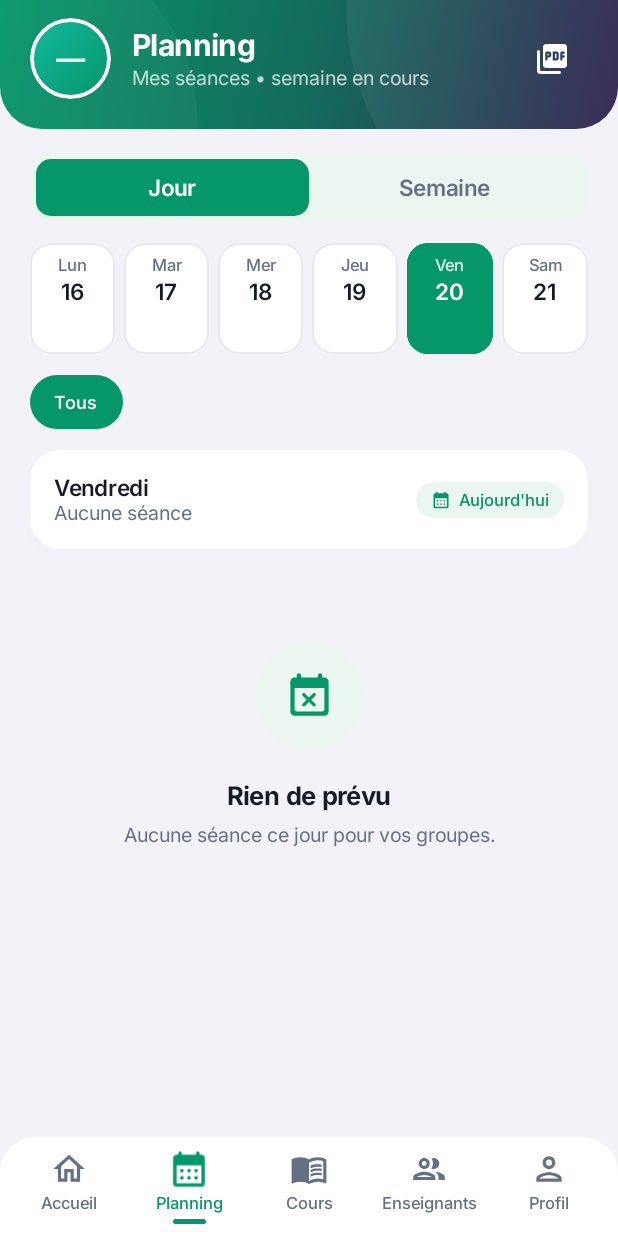
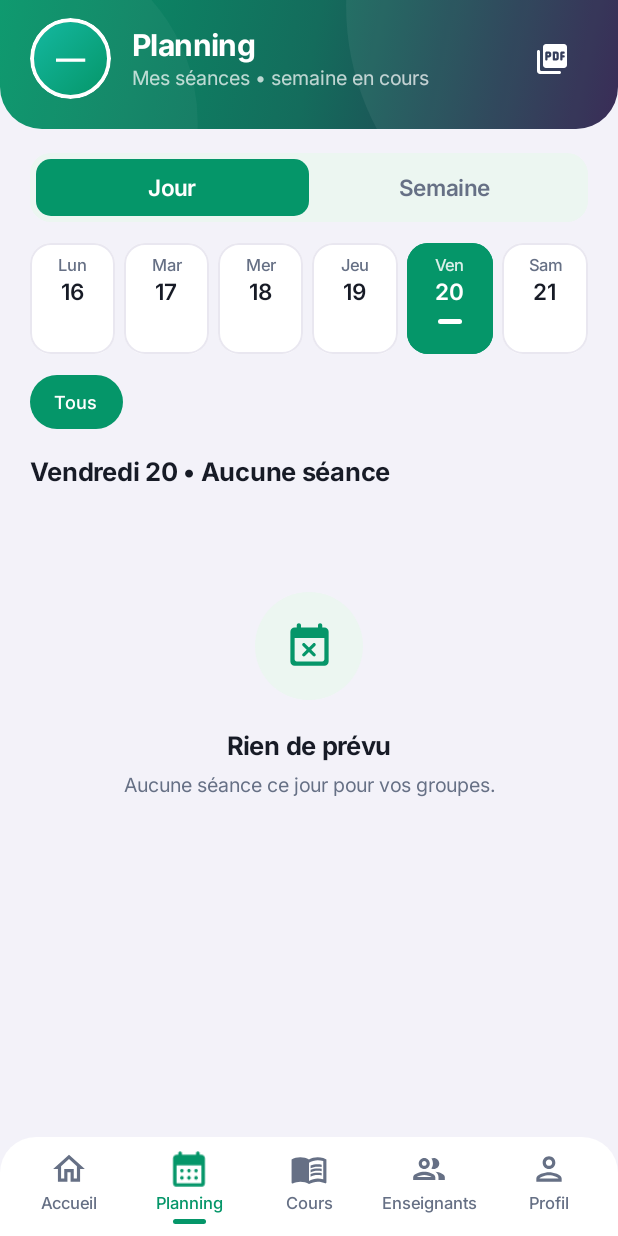
Before and after one commit to aimedben/LZ-Academy, an Android app built with Jetpack Compose: the StudentDashboardRoute screen opened through its navigation route, item 2 of the bottom bar chosen, on a phone screen of 412 x 824 dp. Run offline under Robolectric (Android 15) with nearby library versions, the phone set to English and light mode, and no system bars; our stand-ins replace Room's generated code, Shimmer; network calls fail; pictures from the network do not load.

Commit message:
Lot 1-2: KPI dashboard, bande semaine, planning KakaoBank (build 20/11 14:45 valide sur Redmi 9T)

```diff
--- a/app/src/main/java/com/lzacademy/app/components/LZCards.kt
+++ b/app/src/main/java/com/lzacademy/app/components/LZCards.kt
@@ -53,7 +53,6 @@ import com.lzacademy.app.models.LessonAccent
 import com.lzacademy.app.models.PaymentStatus
 import com.lzacademy.app.models.TimelineState
 import com.lzacademy.app.theme.LZ
-import com.lzacademy.app.theme.LZPalette
 import com.lzacademy.app.theme.LZShapes
 import com.lzacademy.app.theme.LZSize
 
@@ -150,8 +149,8 @@ fun LZKpiTile(
         verticalArrangement = Arrangement.spacedBy(2.dp),
     ) {
         Icon(icon, null, tint = accent, modifier = Modifier.size(22.dp))
-        LZText(value, style = LZ.type.stat.copy(fontSize = 21.sp), color = LZPalette.TextPrimary, maxLines = 1)
-        LZText(label, style = LZ.type.labelSmall, color = LZPalette.TextPrimary.copy(alpha = 0.7f), maxLines = 1)
+        LZText(value, style = LZ.type.stat.copy(fontSize = 21.sp), color = LZ.colors.textPrimary, maxLines = 1)
+        LZText(label, style = LZ.type.labelSmall, color = LZ.colors.textPrimary.copy(alpha = 0.7f), maxLines = 1)
     }
 }
 
@@ -311,6 +310,7 @@ fun LZCalendarDayItem(
     onClick: () -> Unit,
     modifier: Modifier = Modifier,
     hasLesson: Boolean = false,
+    isToday: Boolean = false,
 ) {
     val c = LZ.colors
     val bg by animateColorAsState(if (selected) c.primary else c.surface, label = "dayBg")
@@ -326,12 +326,22 @@ fun LZCalendarDayItem(
         horizontalAlignment = Alignment.CenterHorizontally,
         verticalArrangement = Arrangement.spacedBy(2.dp),
     ) {
-        LZText(dayLabel, style = LZ.type.labelSmall, color = sub, maxLines = 1)
+        LZText(dayLabel, style = LZ.type.labelSmall, color = if (isToday && !selected) c.primary else sub, maxLines = 1)
         LZText(dayNumber.toString(), style = LZ.type.cardTitle, color = fg, maxLines = 1)
         Box(
             Modifier
                 .size(5.dp)
                 .background(if (hasLesson) (if (selected) Color.White else c.primary) else Color.Transparent, CircleShape),
+        )
+        // "Aujourd'hui" marker: thin accent bar, legible on both surfaces.
+        Box(
+            Modifier
+                .width(16.dp)
+                .height(3.dp)
+                .background(
+                    if (!isToday) Color.Transparent else if (selected) Color.White else c.primary,
+                    CircleShape,
+                ),
         )
     }
 }
--- a/app/src/main/java/com/lzacademy/app/ui/student/StudentDashboardScreen.kt
+++ b/app/src/main/java/com/lzacademy/app/ui/student/StudentDashboardScreen.kt
@@ -1,6 +1,5 @@
 package com.lzacademy.app.ui.student
 
-import androidx.compose.foundation.background
 import androidx.compose.foundation.layout.Arrangement
 import androidx.compose.foundation.layout.Box
 import androidx.compose.foundation.layout.Column
@@ -17,6 +16,7 @@ import androidx.compose.material.icons.Icons
 import androidx.compose.material.icons.rounded.CalendarMonth
 import androidx.compose.material.icons.rounded.MenuBook
 import androidx.compose.material.icons.rounded.Notifications
+import androidx.compose.material.icons.rounded.Schedule
 import androidx.compose.foundation.background
 import androidx.compose.foundation.layout.PaddingValues
 import androidx.compose.foundation.shape.CircleShape
@@ -38,6 +38,7 @@ import androidx.compose.ui.tooling.preview.Preview
 import androidx.compose.ui.unit.dp
 import androidx.lifecycle.compose.collectAsStateWithLifecycle
 import androidx.lifecycle.viewmodel.compose.viewModel
+import com.lzacademy.app.components.LZCalendarDayItem
 import com.lzacademy.app.components.LZDashboardSkeleton
 import com.lzacademy.app.components.LZEmptyState
 import com.lzacademy.app.components.LZGraduationIllustration
@@ -46,9 +47,9 @@ import com.lzacademy.app.components.LZGreetingRow
 import com.lzacademy.app.components.LZHeaderIconButton
 import com.lzacademy.app.components.rememberRemoteAvatar
 import com.lzacademy.app.components.LZHeroCard
+import com.lzacademy.app.components.LZKpiTile
 import com.lzacademy.app.components.LZSectionHeader
-import com.lzacademy.app.components.LZStatCard
-import com.lzacademy.app.components.LZSubscriptionCard
+import com.lzacademy.app.components.LZSecondaryButton
 import com.lzacademy.app.components.LZText
 import com.lzacademy.app.components.TeacherShowcaseSection
 import com.lzacademy.app.components.overlapTop
@@ -72,6 +73,7 @@ class StudentDashboardActions(
     val onBellClick: () -> Unit = {},
     val onAvatarClick: () -> Unit = {},
     val onNextLessonClick: () -> Unit = {},
+    val onDayClick: (Int) -> Unit = {},
     val onSubscriptionClick: () -> Unit = {},
     val onSeeAllNews: () -> Unit = {},
     val onAnnouncementOpened: (String) -> Unit = {},
@@ -143,19 +145,14 @@ fun StudentDashboardRoute(
             val display = s.data.copy(remainingSessions = remaining, totalSessions = total)
             StudentDashboardScreen(
                 data = display,
-                statusLabel = subscriptionStatusLabel(display.remainingSessions),
                 modifier = modifier,
                 featuredTeachers = featuredTeachers,
                 showNotificationBadge = notificationsEnabled,
                 actions = StudentDashboardActions(
                     onBellClick = { onNavigate(LZRoutes.StudentNotifications) },
                     onAvatarClick = onAvatarClick,
-                    onNextLessonClick = {
-                        val lesson = display.nextLesson
-                        if (lesson != null) {
-                            onShowMessage("${lesson.subject} à ${lesson.whenLabel} • ${lesson.room}")
-                        }
-                    },
+                    onNextLessonClick = { onNavigate(LZRoutes.StudentPlanning) },
+                    onDayClick = { onNavigate(LZRoutes.StudentPlanning) },
                     onSubscriptionClick = {
                         onShowMessage(
                             "Abonnement • $remaining/$total séances restantes • $statusText • renouvellement auprès de l'administration",
@@ -176,13 +173,16 @@ fun StudentDashboardRoute(
 @Composable
 fun StudentDashboardScreen(
     data: StudentDashboardData,
-    statusLabel: String,
     modifier: Modifier = Modifier,
     featuredTeachers: List<Teacher> = emptyList(),
     showNotificationBadge: Boolean = true,
     actions: StudentDashboardActions = StudentDashboardActions(),
 ) {
     val c = LZ.colors
+    // Derive the "next session" KPI from the real whenLabel — no new model field.
+    val whenLabel = data.nextLesson?.whenLabel.orEmpty()
+    val nextDay = whenLabel.substringBefore(" à ", "").ifBlank { "—" }
+    val nextTime = whenLabel.substringAfter(" à ", "").ifBlank { "—" }
 
     Column(
         modifier
@@ -209,26 +209,57 @@ fun StudentDashboardScreen(
             }
         }
 
+        // KPI row • one real value per tile (subscription, subjects, next session)
         Row(
             Modifier.padding(horizontal = 20.dp).overlapTop(50.dp),
-            horizontalArrangement = Arrangement.spacedBy(12.dp),
+            horizontalArrangement = Arrangement.spacedBy(8.dp),
         ) {
-            LZStatCard(
+            LZKpiTile(
                 icon = Icons.Rounded.CalendarMonth,
-                value = data.remainingSessions.toString(),
+                value = "${data.remainingSessions}/${data.totalSessions}",
                 label = "Séances restantes",
+                container = c.surfaceSoft,
+                accent = LessonAccent.Blue.color(),
                 modifier = Modifier.weight(1f),
-                containerColor = c.surfaceSoft,
                 onClick = actions.onSubscriptionClick,
             )
-            LZStatCard(
+            LZKpiTile(
                 icon = Icons.Rounded.MenuBook,
                 value = data.activeSubjects.toString(),
                 label = "Matières actives",
+                container = c.surfaceSoft,
+                accent = LessonAccent.Violet.color(),
                 modifier = Modifier.weight(1f),
-                accent = LessonAccent.Violet,
-                containerColor = c.surfaceSoft,
             )
+            LZKpiTile(
+                icon = Icons.Rounded.Schedule,
+                value = nextTime,
+                label = nextDay,
+                container = c.surfaceSoft,
+                accent = LessonAccent.Green.color(),
+                modifier = Modifier.weight(1f),
+                onClick = actions.onNextLessonClick,
+            )
+        }
+
+        // Week strip • real lessons per day, tap jumps to the planning
+        Column(
+            Modifier.padding(horizontal = 20.dp).padding(top = 18.dp),
+            verticalArrangement = Arrangement.spacedBy(8.dp),
+        ) {
+            LZSectionHeader("Cette semaine")
+            Row(horizontalArrangement = Arrangement.spacedBy(6.dp)) {
+                data.week.forEach { day ->
+                    LZCalendarDayItem(
+                        dayLabel = day.label,
+                        dayNumber = day.number,
+                        selected = day.index == data.todayIndex,
+                        hasLesson = data.lessonsByDay[day.index].orEmpty().isNotEmpty(),
+                        onClick = { actions.onDayClick(day.index) },
+                        modifier = Modifier.weight(1f),
+                    )
+                }
+            }
         }
 
         Column(
@@ -250,6 +281,14 @@ fun StudentDashboardScreen(
                             size = 112.dp,
                         )
                     },
+                    action = {
+                        LZSecondaryButton(
+                            text = "Voir le planning",
+                            onClick = actions.onNextLessonClick,
+                            modifier = Modifier.fillMaxWidth(),
+                            height = 40.dp,
+                        )
+                    },
                 )
             } else {
                 LZHeroCard(
@@ -265,16 +304,16 @@ fun StudentDashboardScreen(
                             size = 112.dp,
                         )
                     },
+                    action = {
+                        LZSecondaryButton(
+                            text = "Voir le planning",
+                            onClick = actions.onNextLessonClick,
+                            modifier = Modifier.fillMaxWidth(),
+                            height = 40.dp,
+                        )
+                    },
                 )
             }
-
-            // Subscription • read-only for the student: only the administration renews.
-            LZSubscriptionCard(
-                remaining = data.remainingSessions,
-                total = data.totalSessions,
-                statusLabel = statusLabel,
-                onClick = actions.onSubscriptionClick,
-            )
 
             // Featured teachers
             TeacherShowcaseSection(
@@ -331,10 +370,6 @@ private fun KidNewsCard(
 
 // ---------------------------------------------------------------- previews
 
-/** Label shown everywhere the student views the pack: derived, never stored. */
-internal fun subscriptionStatusLabel(remaining: Int): String =
-    if (remaining <= 0) "épuisé" else "Actif"
-
 @Preview(name = "Élève • clair", showBackground = true, widthDp = 393, heightDp = 1500)
 @Composable
 private fun StudentDashboardPreviewLight() {
@@ -342,7 +377,6 @@ private fun StudentDashboardPreviewLight() {
         val data = PreviewSamples.student(java.time.LocalDate.of(2026, 11, 3), java.time.LocalTime.of(10, 30))
         StudentDashboardScreen(
             data,
-            statusLabel = subscriptionStatusLabel(data.remainingSessions),
             featuredTeachers = PreviewSamples.featured,
         )
     }
@@ -358,7 +392,6 @@ private fun StudentDashboardPreviewDark() {
         val data = PreviewSamples.student(java.time.LocalDate.of(2026, 11, 3), java.time.LocalTime.of(10, 30))
         StudentDashboardScreen(
             data,
-            statusLabel = subscriptionStatusLabel(data.remainingSessions),
             featuredTeachers = PreviewSamples.featured,
         )
     }
@@ -371,7 +404,6 @@ private fun StudentDashboardPreviewSmall() {
         val data = PreviewSamples.student(java.time.LocalDate.of(2026, 11, 7), java.time.LocalTime.of(9, 0))
         StudentDashboardScreen(
             data,
-            statusLabel = subscriptionStatusLabel(data.remainingSessions),
             featuredTeachers = PreviewSamples.featured,
         )
     }
--- a/app/src/main/java/com/lzacademy/app/ui/student/StudentPlanningScreen.kt
+++ b/app/src/main/java/com/lzacademy/app/ui/student/StudentPlanningScreen.kt
@@ -1,5 +1,6 @@
 package com.lzacademy.app.ui.student
 
+import androidx.compose.foundation.ExperimentalFoundationApi
 import androidx.compose.foundation.background
 import androidx.compose.foundation.clickable
 import androidx.compose.foundation.layout.Arrangement
@@ -22,7 +23,6 @@ import androidx.compose.foundation.lazy.items
 import androidx.compose.foundation.shape.CircleShape
 import androidx.compose.foundation.shape.RoundedCornerShape
 import androidx.compose.material.icons.Icons
-import androidx.compose.material.icons.rounded.CalendarMonth
 import androidx.compose.material.icons.rounded.EventBusy
 import androidx.compose.material.icons.rounded.LocationOn
 import androidx.compose.material.icons.rounded.Person
@@ -55,7 +55,6 @@ import androidx.compose.ui.unit.dp
 import androidx.lifecycle.compose.collectAsStateWithLifecycle
 import androidx.lifecycle.viewmodel.compose.viewModel
 import com.lzacademy.app.components.LZCalendarDayItem
-import com.lzacademy.app.components.LZCard
 import com.lzacademy.app.components.LZDashboardSkeleton
 import com.lzacademy.app.components.LZEmptyState
 import com.lzacademy.app.components.LZFilterChip
@@ -65,7 +64,6 @@ import com.lzacademy.app.components.LZLessonCard
 import com.lzacademy.app.components.LZPrimaryButton
 import com.lzacademy.app.components.LZSecondaryButton
 import com.lzacademy.app.components.LZSectionHeader
-import com.lzacademy.app.components.LZStatusPill
 import com.lzacademy.app.components.LZText
 import com.lzacademy.app.components.color
 import com.lzacademy.app.data.FrenchDates
@@ -108,7 +106,7 @@ fun StudentPlanningScreen(
     }
 }
 
-@OptIn(ExperimentalMaterial3Api::class)
+@OptIn(ExperimentalFoundationApi::class, ExperimentalMaterial3Api::class)
 @Composable
 private fun StudentPlanningContent(
     data: StudentDashboardData,
@@ -154,7 +152,6 @@ private fun StudentPlanningContent(
         else filter { it.subject.contains(subjectFilter, ignoreCase = true) }
 
     val dayLessons = data.lessonsByDay[selectedDayIndex].orEmpty().filtered()
-    val doneCount = dayLessons.count { it.done }
 
     Column(
         modifier = modifier
@@ -208,6 +205,7 @@ private fun StudentPlanningContent(
                             dayNumber = day.number,
                             selected = mode == PlanningMode.Day && selectedDayIndex == day.index,
                             hasLesson = data.lessonsByDay[day.index]?.isNotEmpty() == true,
+                            isToday = day.index == data.todayIndex,
                             onClick = {
                                 selectedDayIndex = day.index
                                 mode = PlanningMode.Day
@@ -237,40 +235,29 @@ private fun StudentPlanningContent(
             }
 
             if (mode == PlanningMode.Day) {
-                // 4a. Day summary
+                // 4a. Day header (light): real day + real session count, no decorative card
                 item {
-                    LZCard(
+                    Row(
                         modifier = Modifier
+                            .fillMaxWidth()
                             .padding(horizontal = LZSize.ScreenPadding)
-                            .fillMaxWidth(),
+                            .padding(top = 4.dp, bottom = 8.dp),
+                        horizontalArrangement = Arrangement.SpaceBetween,
+                        verticalAlignment = Alignment.CenterVertically,
                     ) {
-                        Row(
-                            modifier = Modifier.fillMaxWidth(),
-                            horizontalArrangement = Arrangement.SpaceBetween,
-                            verticalAlignment = Alignment.CenterVertically,
-                        ) {
-                            Column {
-                                LZText(
-                                    FrenchDates.dayLong.getOrElse(selectedDayIndex) { "Ce jour" },
-                                    style = LZ.type.cardTitle,
-                                )
-                                LZText(
-                                    if (dayLessons.isEmpty()) "Aucune séance"
-                                    else "${dayLessons.size} séance(s) • $doneCount terminée(s)",
-                                    style = LZ.type.secondary,
-                                    color = LZ.colors.textSecondary,
-                                )
-                            }
-                            if (selectedDayIndex == data.todayIndex) {
-                                LZStatusPill(
-                                    text = "Aujourd'hui",
-                                    color = LZ.colors.primary,
-                                    background = LZ.colors.surfaceSoft,
-                                    icon = Icons.Rounded.CalendarMonth,
-                                )
-                            } else {
-                                LZSecondaryButton("Aujourd'hui", { selectedDayIndex = data.todayIndex })
-                            }
+                        LZText(
+                            buildString {
+                                append(FrenchDates.dayLong.getOrElse(selectedDayIndex) { "Ce jour" })
+                                val number = data.week.getOrElse(selectedDayIndex) { null }?.number
+                                if (number != null) append(" $number")
+                                append(" • ")
+                                if (dayLessons.isEmpty()) append("Aucune séance")
+                                else append("${dayLessons.size} séance(s)")
+                            },
+                            style = LZ.type.sectionTitle,
+                        )
+                        if (selectedDayIndex != data.todayIndex) {
+                            LZSecondaryButton("Aujourd'hui", { selectedDayIndex = data.todayIndex })
                         }
                     }
                 }
@@ -313,10 +300,13 @@ private fun StudentPlanningContent(
                 } else {
                     daysWithLessons.forEach { day ->
                         val lessons = data.lessonsByDay[day.index].orEmpty().filtered()
-                        item(key = "h_${day.index}") {
+                        stickyHeader(key = "h_${day.index}") {
                             LZSectionHeader(
                                 title = "${FrenchDates.dayLong.getOrElse(day.index) { day.label }} ${day.number}",
-                                modifier = Modifier.padding(horizontal = LZSize.ScreenPadding),
+                                modifier = Modifier
+                                    .fillMaxWidth()
+                                    .background(LZ.colors.background)
+                                    .padding(horizontal = LZSize.ScreenPadding, vertical = 6.dp),
                             )
                         }
                         items(lessons) { lesson ->
@@ -387,14 +377,6 @@ private fun StudentPlanningContent(
                 DetailLine(Icons.Rounded.LocationOn, lesson.room, lesson.accent.color())
                 DetailLine(Icons.Rounded.Person, lesson.person, lesson.accent.color())
                 Spacer(Modifier.height(6.dp))
-                LZSecondaryButton(
-                    "Ajouter un rappel",
-                    {
-                        onShowMessage("Rappel programmé 15 min avant le cours de ${lesson.subject}")
-                        selectedLesson = null
-                    },
-                    Modifier.fillMaxWidth(),
-                )
                 LZPrimaryButton("Fermer", { selectedLesson = null }, Modifier.fillMaxWidth())
             }
         }
--- a/gradle.properties
+++ b/gradle.properties
@@ -6,11 +6,11 @@
 # http://www.gradle.org/docs/current/userguide/build_environment.html
 # Specifies the JVM arguments used for the daemon process.
 # The setting is particularly useful for tweaking memory settings.
-org.gradle.jvmargs=-Xmx4g -Dfile.encoding=UTF-8
+org.gradle.jvmargs=-Xmx1536m -XX:MaxMetaspaceSize=768m -Dfile.encoding=UTF-8
 # When configured, Gradle will run in incubating parallel mode.
 # This option should only be used with decoupled projects. For more details, visit
 # https://developer.android.com/r/tools/gradle-multi-project-decoupled-projects
-org.gradle.parallel=true
+org.gradle.parallel=false
 # Kotlin code style for this project: "official" or "obsolete":
 kotlin.code.style=official
 # Enables namespacing of each library's R class so that its R class includes only the
@@ -20,7 +20,7 @@ android.nonTransitiveRClass=true
 org.gradle.caching=true
 org.gradle.configuration-cache=true
 # Set the maximum number of workers to 4 to avoid overloading the machine.
-org.gradle.workers.max=4
+org.gradle.workers.max=2
 # Set the Kotlin compiler execution strategy to in-process to avoid "Could not
 # connect to Kotlin compile daemon" error.
 kotlin.compiler.execution.strategy=in-process
```
Also changed, not shown: 1 other file.
